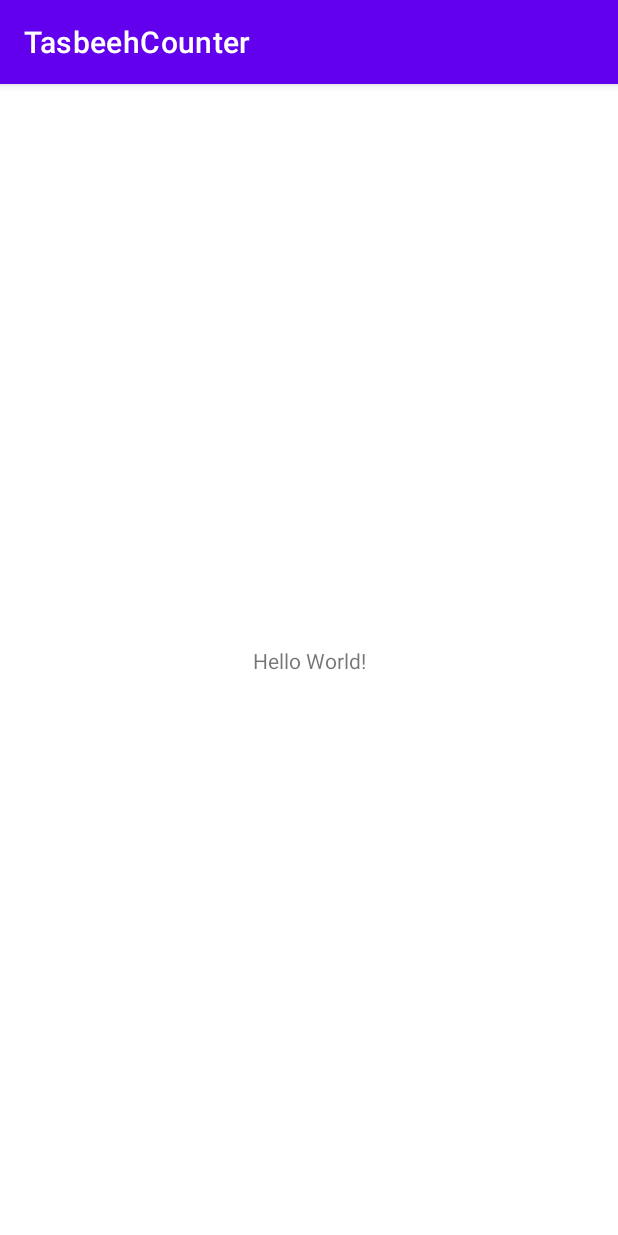
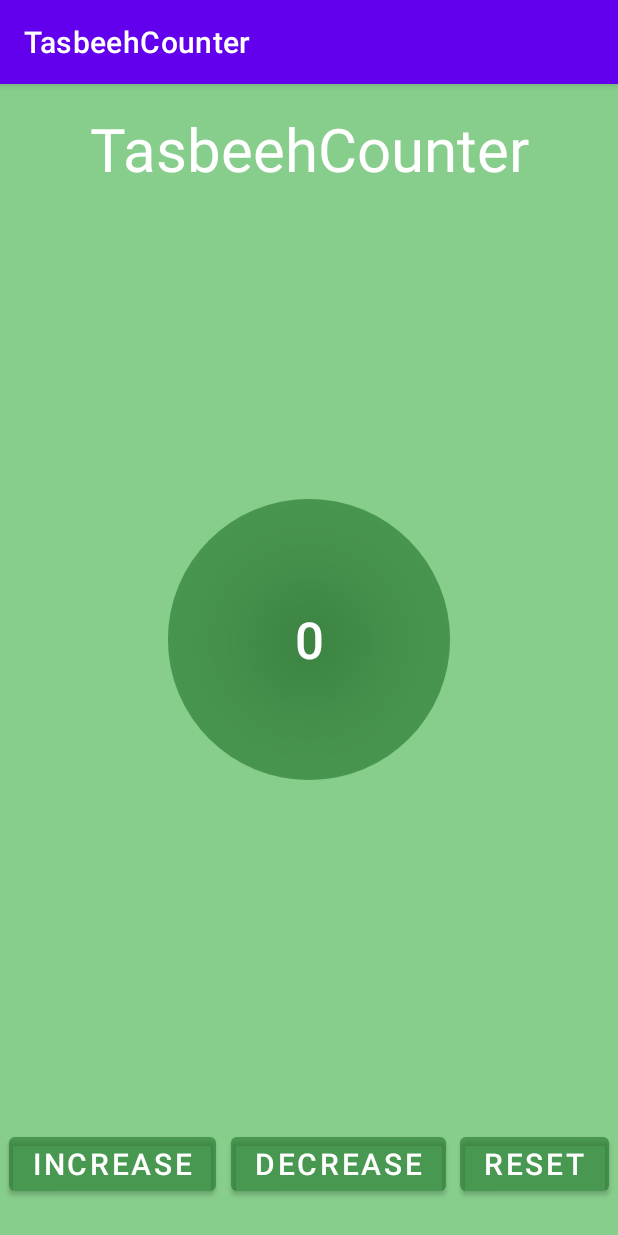
Before and after one commit to RSoft456/BSEF19A031-TasbeehCounter-AS, an Android app: the screen it shows after launch (MainActivity), on a phone screen of 412 x 824 dp. Run offline under Robolectric (Android 15) with nearby library versions, the phone set to English and light mode, and no system bars.

Commit message:
Layout desgned

```diff
--- a/app/src/main/res/layout/activity_main.xml
+++ b/app/src/main/res/layout/activity_main.xml
@@ -4,15 +4,81 @@
     xmlns:tools="http://schemas.android.com/tools"
     android:layout_width="match_parent"
     android:layout_height="match_parent"
+    android:background="#A141B149"
     tools:context=".MainActivity">
 
+    <Button
+        android:id="@+id/count"
+        android:layout_width="188dp"
+        android:layout_height="199dp"
+        android:layout_marginStart="145dp"
+        android:layout_marginTop="218dp"
+        android:layout_marginEnd="145dp"
+        android:layout_marginBottom="332dp"
+        android:backgroundTint="#5C217127"
+        android:text="@string/count"
+        android:textSize="34sp"
+        app:cornerRadius="1000dp"
+        app:layout_constraintBottom_toBottomOf="parent"
+        app:layout_constraintEnd_toEndOf="parent"
+        app:layout_constraintStart_toStartOf="parent"
+        app:layout_constraintTop_toBottomOf="@+id/textView"
+        app:strokeColor="#0E3311" />
+
     <TextView
+        android:id="@+id/textView"
+        android:layout_width="match_parent"
+        android:layout_height="70dp"
+        android:layout_marginStart="8dp"
+        android:layout_marginTop="16dp"
+        android:layout_marginEnd="8dp"
+        android:text="@string/app_name"
+        android:textAlignment="center"
+        android:textColor="#FFFFFF"
+        android:textSize="40sp"
+        app:layout_constraintEnd_toEndOf="parent"
+        app:layout_constraintStart_toStartOf="parent"
+        app:layout_constraintTop_toTopOf="parent" />
+
+    <Button
+        android:id="@+id/Inc"
         android:layout_width="wrap_content"
         android:layout_height="wrap_content"
-        android:text="Hello World!"
+        android:layout_marginStart="4dp"
+        android:layout_marginEnd="4dp"
+        android:layout_marginBottom="24dp"
+        android:backgroundTint="#5C217127"
+        android:text="@string/Inc"
+        android:textSize="20sp"
         app:layout_constraintBottom_toBottomOf="parent"
-        app:layout_constraintLeft_toLeftOf="parent"
-        app:layout_constraintRight_toRightOf="parent"
-        app:layout_constraintTop_toTopOf="parent" />
+        app:layout_constraintEnd_toStartOf="@+id/Dec"
+        app:layout_constraintStart_toStartOf="parent" />
 
+    <Button
+        android:id="@+id/Dec"
+        android:layout_width="wrap_content"
+        android:layout_height="wrap_content"
+        android:layout_marginStart="4dp"
+        android:layout_marginEnd="4dp"
+        android:layout_marginBottom="24dp"
+        android:backgroundTint="#5C217127"
+        android:text="@string/Dec"
+        android:textSize="20sp"
+        app:layout_constraintBottom_toBottomOf="parent"
+        app:layout_constraintEnd_toStartOf="@+id/reset"
+        app:layout_constraintStart_toEndOf="@+id/Inc" />
+
+    <Button
+        android:id="@+id/reset"
+        android:layout_width="wrap_content"
+        android:layout_height="wrap_content"
+        android:layout_marginStart="4dp"
+        android:layout_marginEnd="4dp"
+        android:layout_marginBottom="24dp"
+        android:backgroundTint="#5C217127"
+        android:text="@string/reset"
+        android:textSize="20sp"
+        app:layout_constraintBottom_toBottomOf="parent"
+        app:layout_constraintEnd_toEndOf="parent"
+        app:layout_constraintStart_toEndOf="@+id/Dec" />
 </androidx.constraintlayout.widget.ConstraintLayout>
--- a/app/src/main/res/values/strings.xml
+++ b/app/src/main/res/values/strings.xml
@@ -1,3 +1,7 @@
 <resources>
     <string name="app_name">TasbeehCounter</string>
+    <string name="count">0</string>
+    <string name="Inc">Increase</string>
+    <string name="Dec">Decrease</string>
+    <string name="reset">Reset</string>
 </resources>
```
